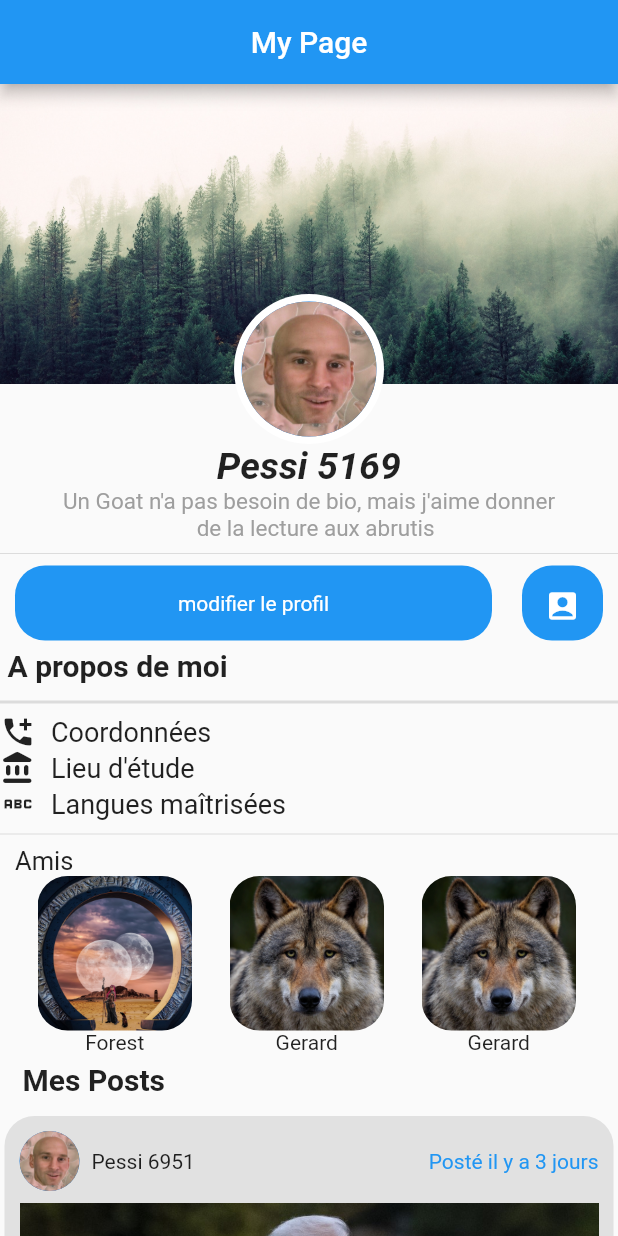
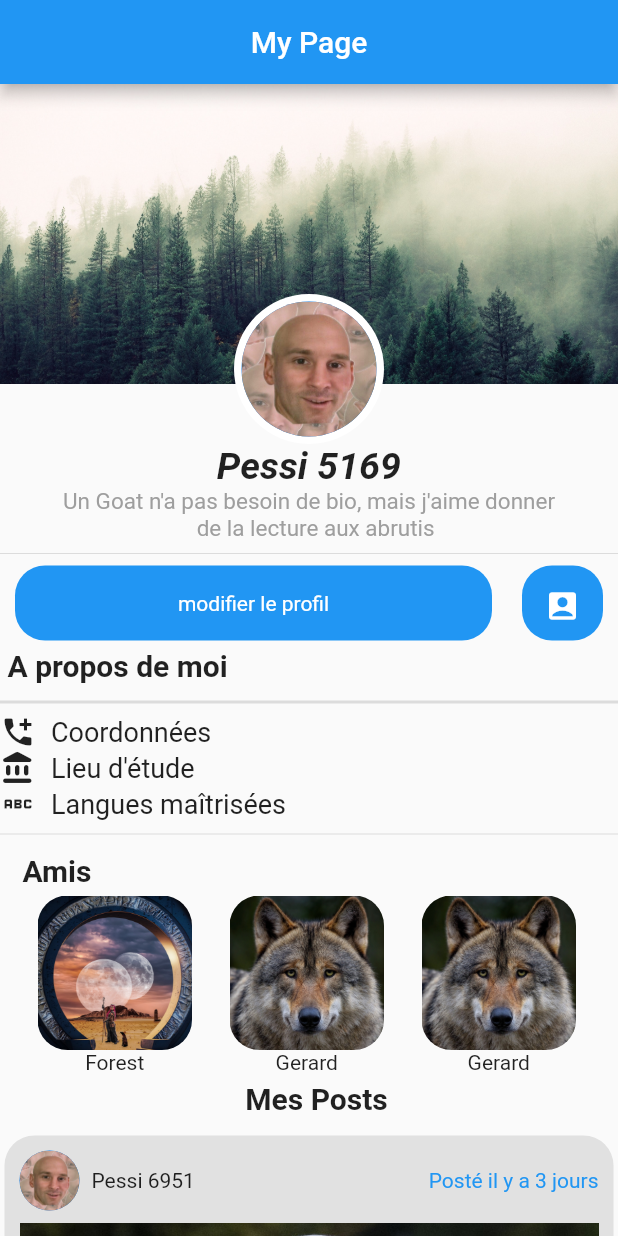
Before and after one commit to Zuhrdev/My-first-Flutter-App, a Flutter app: the screen it shows after launch, on a phone screen of 412 x 824 dp. Run offline on Flutter 3.47's test engine with Material 2 defaults, Android fonts, the phone set to English and light mode, and no system bars.

Commit message:
end of this exercise

```diff
--- a/firstUI/lib/main.dart
+++ b/firstUI/lib/main.dart
@@ -28,7 +28,7 @@
 
   List<Post> posts = [
     Post(name: "Donald Trump", time: "3 jours", desc: "BLM", path: "images/blm.jpeg"),
-    Post(name: "Donald Trump", time: "5 jours", desc: "BLddddM", path: "images/blm.jpeg")
+    Post(name: "Hogwhart Legacy", time: "7 jours", desc: "Quel jeu incroyable !", path: "images/legacy.jpg")
   ];
 
   @override
@@ -71,9 +71,9 @@
             aboutMe(name: "Langues maîtrisées", icon:Icons.abc),
             Divider(),
             Container(
-              margin: EdgeInsets.only(left: 10),
+              padding: EdgeInsets.only(left: 10),
               alignment: Alignment.topLeft,
-              child: Text("Amis", style: TextStyle(fontSize: 17, fontWeight: FontWeight.w400),),
+              child: SectionName("Amis"),
             ),
             Row(
               children: [
@@ -84,19 +84,18 @@
                 Padding(padding: EdgeInsets.only(left: 25),
                   child: friendsList("Gerard", "images/wolf.jpg", size.width/4),)
             ]),
-            //posts(time: "3 days", image: "images/cover.jpg", desc: "this sound to be a fucking forest"),
             Container(
               padding: EdgeInsets.only(left: 10),
-              alignment: Alignment.topLeft,
+              alignment: Alignment.topCenter,
               child: SectionName("Mes Posts"),
             ),
+
             post(post: posts[0]),
             post(post: posts[1]),
 
           ],
     ),
       ),
-      //),
     );
     }
 }
--- a/firstUI/pubspec.yaml
+++ b/firstUI/pubspec.yaml
@@ -66,6 +66,7 @@
     - images/warrior.jpg
     - images/wolf.jpg
     - images/blm.jpeg
+    - images/legacy.jpg
   #   - images/a_dot_burr.jpeg
   #   - images/a_dot_ham.jpeg
 
```
Also changed, not shown: firstUI/images/legacy.jpg (added).
